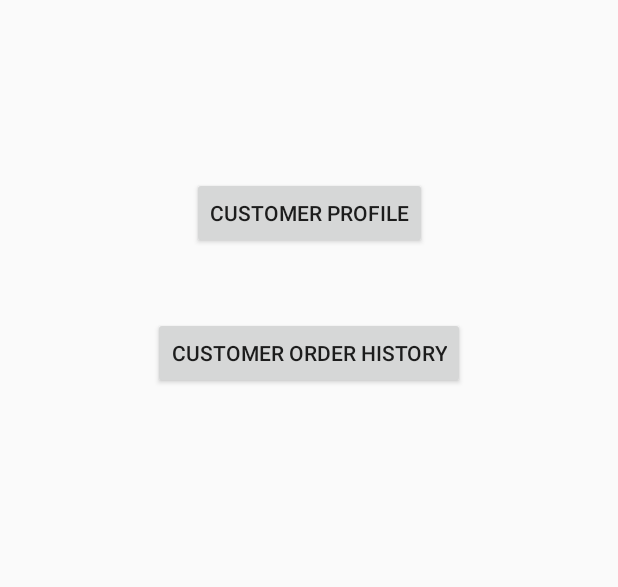
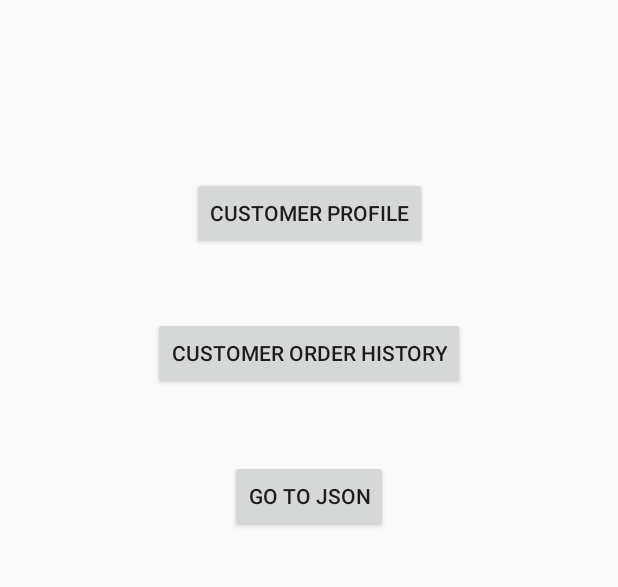
Before and after one commit to ajuarez99/ChefGo, an Android app: the screen it shows after launch (MainActivity), on a phone screen of 412 x 824 dp, the part 307-894 px from its top. Run offline under Robolectric (Android 15) with nearby library versions, the phone set to English and light mode, and no system bars; our stand-ins replace Volley.

Commit message:
added button on main activity to get to json request testing activity

```diff
--- a/Frontend/app/src/main/java/com/example/chefgo/MainActivity.java
+++ b/Frontend/app/src/main/java/com/example/chefgo/MainActivity.java
@@ -10,6 +10,7 @@ import android.widget.Button;
 public class MainActivity extends AppCompatActivity {
     Button customerProfileButton;
     Button customerOrderHistoryButton;
+    Button jsonButton;
     @Override
     protected void onCreate(Bundle savedInstanceState) {
         super.onCreate(savedInstanceState);
@@ -32,5 +33,14 @@ public class MainActivity extends AppCompatActivity {
                 startActivity(orderHistoryIntent);
             }
         });
+
+        jsonButton = findViewById(R.id.jsonButton);
+        jsonButton.setOnClickListener(new View.OnClickListener() {
+            @Override
+            public void onClick(View view) {
+                Intent jsonIntent = new Intent(MainActivity.this, JsonRequestActivity.class);
+                startActivity(jsonIntent);
+            }
+        });
     }
 }
--- a/Frontend/app/src/main/res/layout/activity_main.xml
+++ b/Frontend/app/src/main/res/layout/activity_main.xml
@@ -41,4 +41,15 @@
         app:layout_constraintTop_toTopOf="parent"
         app:layout_constraintVertical_bias="0.108" />
 
+    <Button
+        android:id="@+id/jsonButton"
+        android:layout_width="wrap_content"
+        android:layout_height="wrap_content"
+        android:text="Go to JSON"
+        app:layout_constraintBottom_toBottomOf="parent"
+        app:layout_constraintEnd_toEndOf="parent"
+        app:layout_constraintStart_toStartOf="parent"
+        app:layout_constraintTop_toTopOf="parent"
+        app:layout_constraintVertical_bias="0.632" />
+
 </androidx.constraintlayout.widget.ConstraintLayout>
```
